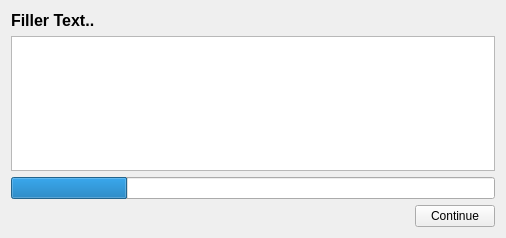
Old version of the form UI_Files/progressScreen.ui in the repository GDGVIT/pip-gui.
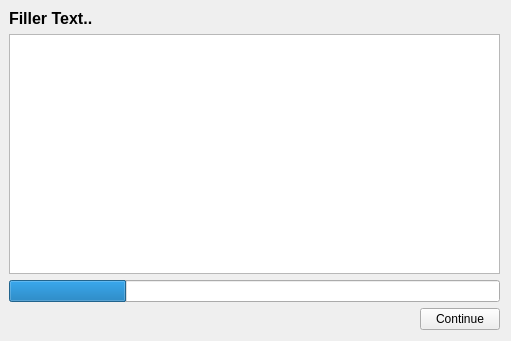
New version of the form.

Commit message: Layout issue fixed and PEP8 applied

Patch:
```diff
--- a/UI_Files/progressScreen.ui
+++ b/UI_Files/progressScreen.ui
@@ -6,15 +6,34 @@
    <rect>
     <x>0</x>
     <y>0</y>
-    <width>506</width>
-    <height>238</height>
+    <width>511</width>
+    <height>341</height>
    </rect>
   </property>
+  <property name="minimumSize">
+   <size>
+    <width>511</width>
+    <height>341</height>
+   </size>
+  </property>
+  <property name="maximumSize">
+   <size>
+    <width>511</width>
+    <height>341</height>
+   </size>
+  </property>
   <property name="windowTitle">
    <string>Progress Window</string>
   </property>
-  <layout class="QGridLayout" name="gridLayout">
-   <item row="0" column="0">
+  <widget class="QWidget" name="">
+   <property name="geometry">
+    <rect>
+     <x>9</x>
+     <y>9</y>
+     <width>491</width>
+     <height>321</height>
+    </rect>
+   </property>
     <layout class="QVBoxLayout" name="verticalLayout_2">
      <item>
       <widget class="QLabel" name="labelProgress">
@@ -31,7 +50,11 @@
       </widget>
      </item>
      <item>
-      <widget class="QTextEdit" name="textEdit"/>
+     <widget class="QTextEdit" name="textEdit">
+      <property name="readOnly">
+       <bool>true</bool>
+      </property>
+     </widget>
      </item>
      <item>
       <widget class="QProgressBar" name="progressBar">
@@ -74,8 +97,7 @@
       </layout>
      </item>
     </layout>
-   </item>
-  </layout>
+  </widget>
  </widget>
  <resources/>
  <connections/>
```
Lines whose indentation alone changed are shown as unchanged. The commit also changes 9 other files.
